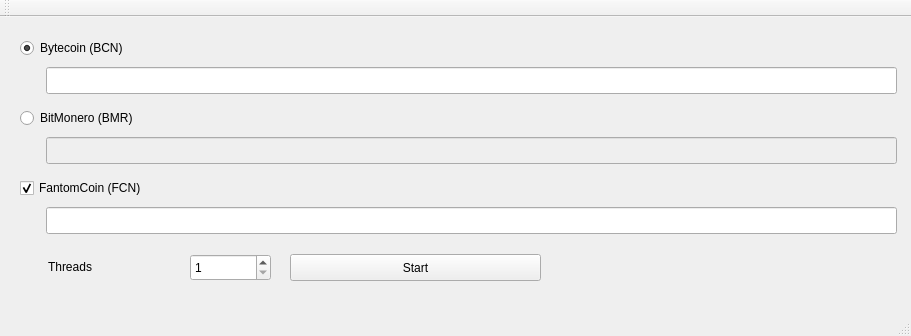
The window that src/guiminer/mainwindow.ui (szenekonzept/quazarcoin) describes before a commit, drawn with Qt 5.
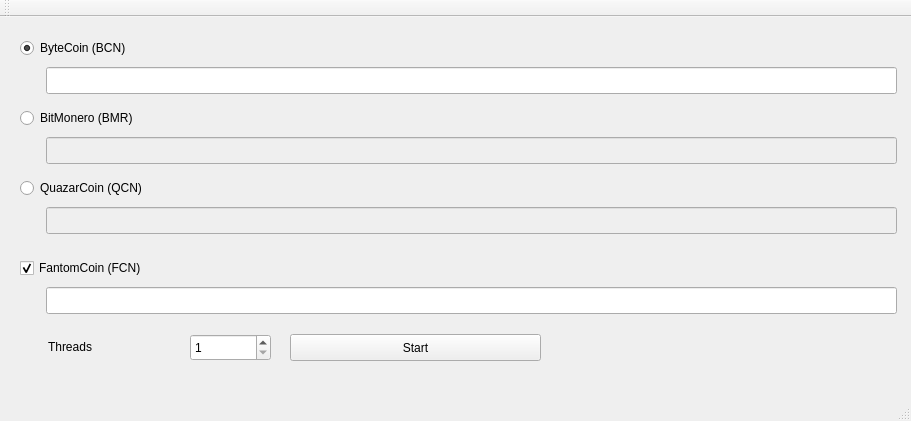
The same window after the commit.

Commit message: QCN support in guiminer

What changed in the file:
```diff
--- a/src/guiminer/mainwindow.ui
+++ b/src/guiminer/mainwindow.ui
@@ -7,7 +7,7 @@
     <x>0</x>
     <y>0</y>
     <width>911</width>
-    <height>336</height>
+    <height>421</height>
    </rect>
   </property>
   <property name="windowTitle">
@@ -24,7 +24,7 @@
      </rect>
     </property>
     <property name="text">
-     <string>Bytecoin (BCN)</string>
+     <string>ByteCoin (BCN)</string>
     </property>
     <property name="checked">
      <bool>true</bool>
@@ -50,7 +50,7 @@
     <property name="geometry">
      <rect>
       <x>20</x>
-      <y>160</y>
+      <y>240</y>
       <width>161</width>
       <height>22</height>
      </rect>
@@ -92,7 +92,7 @@
     <property name="geometry">
      <rect>
       <x>46</x>
-      <y>190</y>
+      <y>270</y>
       <width>851</width>
       <height>27</height>
      </rect>
@@ -102,7 +102,7 @@
     <property name="geometry">
      <rect>
       <x>290</x>
-      <y>237</y>
+      <y>317</y>
       <width>251</width>
       <height>27</height>
      </rect>
@@ -115,7 +115,7 @@
     <property name="geometry">
      <rect>
       <x>190</x>
-      <y>237</y>
+      <y>317</y>
       <width>81</width>
       <height>27</height>
      </rect>
@@ -128,7 +128,7 @@
     <property name="geometry">
      <rect>
       <x>48</x>
-      <y>240</y>
+      <y>320</y>
       <width>151</width>
       <height>20</height>
      </rect>
@@ -137,6 +137,35 @@
      <string>Threads</string>
     </property>
    </widget>
+   <widget class="QLineEdit" name="lineEditQCN">
+    <property name="enabled">
+     <bool>false</bool>
+    </property>
+    <property name="geometry">
+     <rect>
+      <x>46</x>
+      <y>190</y>
+      <width>851</width>
+      <height>27</height>
+     </rect>
+    </property>
+   </widget>
+   <widget class="QRadioButton" name="radioButtonQCN">
+    <property name="geometry">
+     <rect>
+      <x>20</x>
+      <y>160</y>
+      <width>181</width>
+      <height>22</height>
+     </rect>
+    </property>
+    <property name="text">
+     <string>QuazarCoin (QCN)</string>
+    </property>
+    <property name="checked">
+     <bool>false</bool>
+    </property>
+   </widget>
   </widget>
   <widget class="QMenuBar" name="menuBar">
    <property name="enabled">
```
The commit also changes 2 other files.
